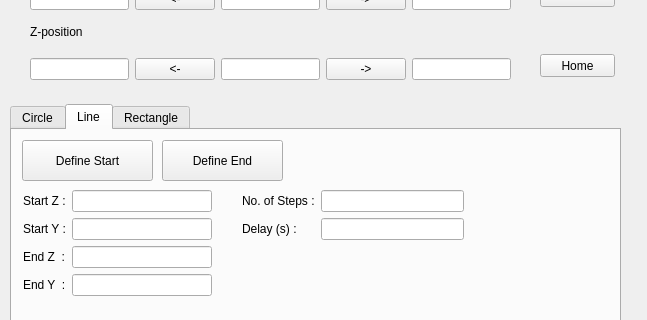
Before: the Qt Designer form uiESP300.ui in pdera/laser_cutting, drawn with Qt 5; both pictures show x 0 to 647 and y 186 to 506 of the 647 by 672 pixel window.
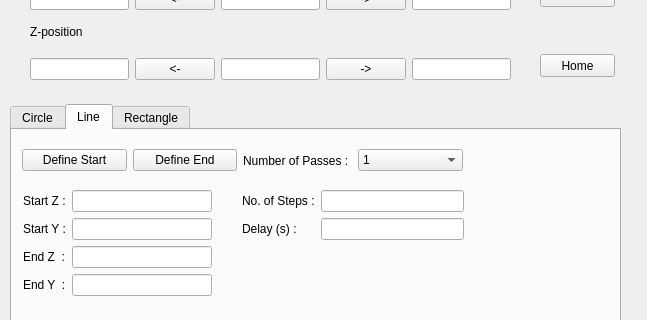
After: the same form once the commit is applied.

Commit message: Added number of passes combobox for outlining 1-4 times for the line segment.

```diff
--- a/uiESP300.ui
+++ b/uiESP300.ui
@@ -471,19 +471,6 @@
       <string>Trace Line</string>
      </property>
     </widget>
-    <widget class="QPushButton" name="pushButton_DefineStartLine">
-     <property name="geometry">
-      <rect>
-       <x>10</x>
-       <y>10</y>
-       <width>131</width>
-       <height>41</height>
-      </rect>
-     </property>
-     <property name="text">
-      <string>Define Start</string>
-     </property>
-    </widget>
     <widget class="QWidget" name="layoutWidget">
      <property name="geometry">
       <rect>
@@ -568,18 +555,62 @@
       </item>
      </layout>
     </widget>
-    <widget class="QPushButton" name="pushButton_DefineEndLine">
+    <widget class="QWidget" name="">
      <property name="geometry">
       <rect>
-       <x>150</x>
+       <x>10</x>
        <y>10</y>
-       <width>121</width>
+       <width>441</width>
        <height>41</height>
       </rect>
      </property>
-     <property name="text">
-      <string>Define End</string>
-     </property>
+     <layout class="QHBoxLayout" name="horizontalLayout_4">
+      <item>
+       <widget class="QPushButton" name="pushButton_DefineStartLine">
+        <property name="text">
+         <string>Define Start</string>
+        </property>
+       </widget>
+      </item>
+      <item>
+       <widget class="QPushButton" name="pushButton_DefineEndLine">
+        <property name="text">
+         <string>Define End</string>
+        </property>
+       </widget>
+      </item>
+      <item>
+       <widget class="QLabel" name="label_21">
+        <property name="text">
+         <string>Number of Passes : </string>
+        </property>
+       </widget>
+      </item>
+      <item>
+       <widget class="QComboBox" name="comboBox_LinePasses">
+        <item>
+         <property name="text">
+          <string>1</string>
+         </property>
+        </item>
+        <item>
+         <property name="text">
+          <string>2</string>
+         </property>
+        </item>
+        <item>
+         <property name="text">
+          <string>3</string>
+         </property>
+        </item>
+        <item>
+         <property name="text">
+          <string>4</string>
+         </property>
+        </item>
+       </widget>
+      </item>
+     </layout>
     </widget>
    </widget>
    <widget class="QWidget" name="tab_3">
```
The commit also changes 1 other file.
